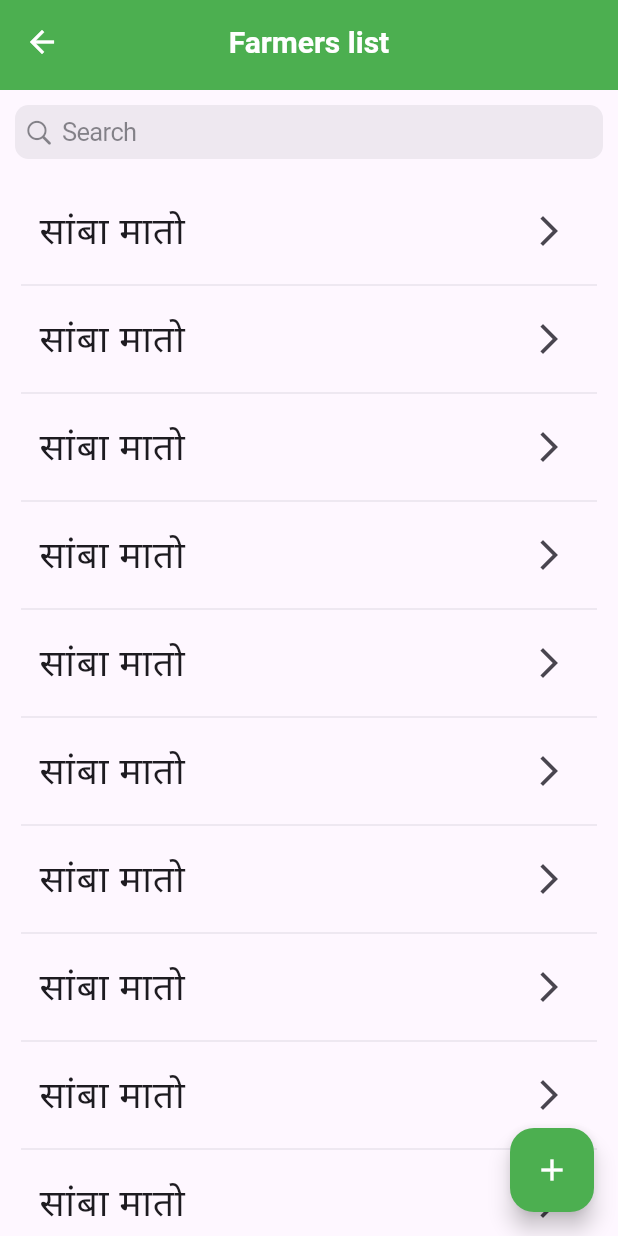
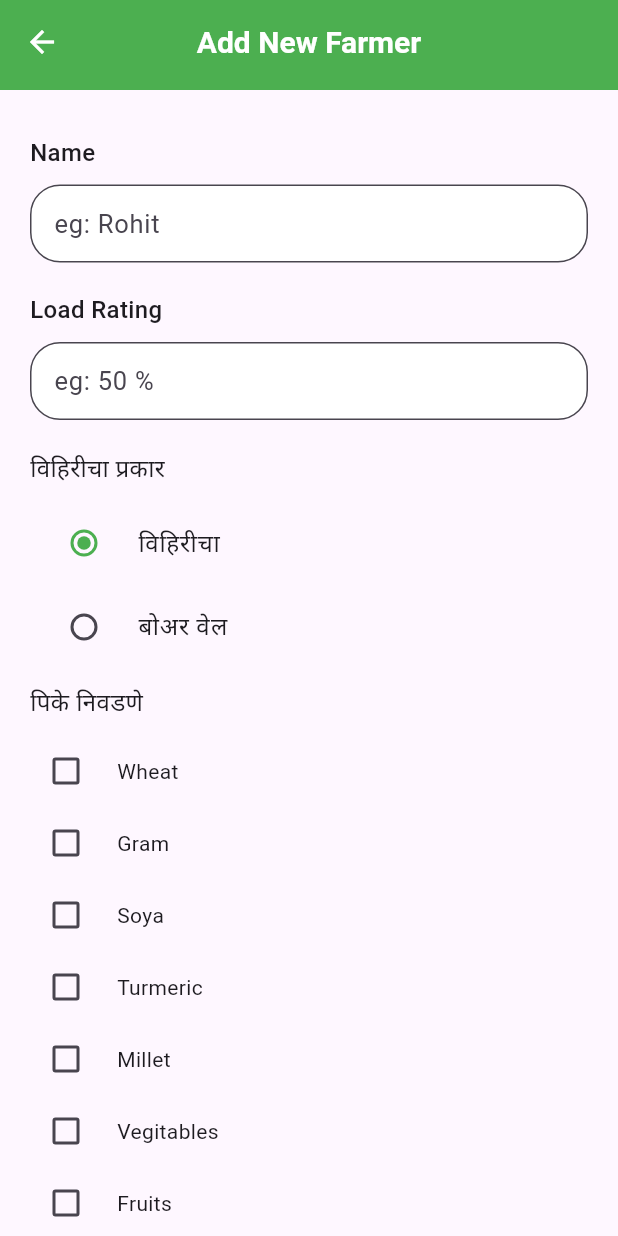
Before and after one commit to Nibzz007/Load-Management, a Flutter app: the FarmersListScreen screen opened directly, after a tap on the "add" icon, on a phone screen of 412 x 824 dp. Run offline on Flutter 3.47's test engine with Material 2 defaults, Android fonts, the phone set to English and light mode, and no system bars; our stand-ins replace flutter_datetime_picker_plus, get.

Commit message:
ui completed

```diff
--- a/lib/main.dart
+++ b/lib/main.dart
@@ -1,5 +1,6 @@
 import 'package:flutter/material.dart';
 import 'package:flutter/services.dart';
+import 'package:get/get.dart';
 import 'package:load_management/src/view/splash_screen.dart';
 
 void main() {
@@ -15,7 +16,7 @@ class MyApp extends StatelessWidget {
       onTap: () {
         SystemChannels.textInput.invokeMethod('TextInput.hide');
       },
-      child: MaterialApp(
+      child: GetMaterialApp(
         theme: ThemeData(useMaterial3: true),
         debugShowCheckedModeBanner: false,
         home: const SplashScreen(),
--- /dev/null
+++ b/lib/src/controller/load_management_controller.dart
@@ -0,0 +1,16 @@
+import 'package:get/get.dart';
+
+class LoadManagementController extends GetxController {
+  // CheckBox
+  RxList<bool> checkboxStates = List.generate(8, (_) => false).obs;
+  List<String> crops = [
+    'Wheat',
+    'Gram',
+    'Soya',
+    'Turmeric',
+    'Millet',
+    'Vegitables',
+    'Fruits',
+    'Others',
+  ];
+}
--- /dev/null
+++ b/lib/src/view/farmerslist screen/add_new_farmer_screen.dart
@@ -0,0 +1,125 @@
+import 'package:flutter/material.dart';
+import 'package:get/get.dart';
+import 'package:load_management/core/app_color.dart';
+import 'package:load_management/core/app_sizes.dart';
+import 'package:load_management/src/controller/load_management_controller.dart';
+import 'package:load_management/src/view/farmerslist%20screen/farmers_list_screen.dart';
+import 'package:load_management/src/view/widgets/elevated_button_widget.dart';
+import 'package:load_management/src/view/widgets/text_form_field_widget.dart';
+import 'package:load_management/src/view/widgets/text_widget.dart';
+import '../widgets/common_appbar_widget.dart';
+
+class AddNewFarmerScreen extends StatelessWidget {
+  AddNewFarmerScreen({super.key});
+
+  final selectedOption = 0.obs;
+
+  void handleOptionChange(int value) {
+    selectedOption.value = value;
+  }
+
+  final LoadManagementController controller =
+      Get.put(LoadManagementController());
+
+  @override
+  Widget build(BuildContext context) {
+    return Scaffold(
+      appBar: const PreferredSize(
+        preferredSize: Size.fromHeight(60),
+        child: CommonAppbarWidget(
+          text: 'Add New Farmer',
+        ),
+      ),
+      body: SingleChildScrollView(
+        child: Padding(
+          padding: const EdgeInsets.symmetric(horizontal: 20),
+          child: Column(
+            crossAxisAlignment: CrossAxisAlignment.start,
+            children: [
+              kHeight30,
+              const TextWidget(text: 'Name'),
+              kHeight10,
+              TextFormFieldWidget(
+                hintText: 'eg: Rohit',
+                keyboardType: TextInputType.text,
+              ),
+              kHeight20,
+              const TextWidget(text: 'Load Rating'),
+              kHeight10,
+              TextFormFieldWidget(
+                hintText: 'eg: 50 %',
+                keyboardType: TextInputType.number,
+              ),
+              kHeight20,
+              const TextWidget(text: 'विहिरीचा प्रकार'),
+              kHeight10,
+              Column(
+                children: [
+                  Obx(
+                    () => RadioListTile(
+                      activeColor: kGreen,
+                      value: 0,
+                      groupValue: selectedOption.value,
+                      onChanged: (value) => handleOptionChange(value!),
+                      title: const Text('विहिरीचा'),
+                    ),
+                  ),
+                  Obx(
+                    () => RadioListTile(
+                      activeColor: kGreen,
+                      value: 1,
+                      groupValue: selectedOption.value,
+                      onChanged: (value) => handleOptionChange(value!),
+                      title: const Text('बोअर वेल'),
+                    ),
+                  ),
+                ],
+              ),
+              kHeight10,
+              const TextWidget(text: 'पिके निवडणे'),
+              kHeight10,
+              Column(
+                children: List.generate(
+                  8,
+                  (index) => Row(
+                    children: [
+                      Obx(
+                        () => Checkbox(
+                          activeColor: kGreen,
+                          value: controller.checkboxStates[index],
+                          onChanged: (value) {
+                            controller.checkboxStates[index] = value!;
+                          },
+                        ),
+                      ),
+                      kWidth10,
+                      Text(controller.crops[index]),
+                    ],
+                  ),
+                ),
+              ),
+              kHeight20,
+              Row(
+                mainAxisAlignment: MainAxisAlignment.center,
+                children: [
+                  ElevatedButtonWidget(
+                    backgroundColor: kGreen,
+                    onPressed: () {
+
+                    },
+                    text: 'Add',
+                    widget: const Icon(
+                      Icons.add_sharp,
+                      color: kWhite,
+                    ),
+                  ),
+                ],
+              ),
+              kHeight20,
+            ],
+          ),
+        ),
+      ),
+    );
+  }
+}
--- a/lib/src/view/farmerslist screen/farmers_list_screen.dart
+++ b/lib/src/view/farmerslist screen/farmers_list_screen.dart
@@ -3,6 +3,7 @@ import 'package:flutter/material.dart';
 import 'package:load_management/core/app_color.dart';
 import 'package:load_management/core/app_sizes.dart';
 import 'package:load_management/core/app_style.dart';
+import 'package:load_management/src/view/farmerslist%20screen/add_new_farmer_screen.dart';
 import 'package:load_management/src/view/farmerslist%20screen/farmer_irrigation_requirement_screen.dart';
 import 'package:load_management/src/view/widgets/common_appbar_widget.dart';
 
@@ -18,7 +19,13 @@ class FarmersListScreen extends StatelessWidget {
       ),
       floatingActionButton: FloatingActionButton(
         backgroundColor: kGreen,
-        onPressed: () {},
+        onPressed: () {
+          Navigator.of(context).push(
+            MaterialPageRoute(
+              builder: (context) => AddNewFarmerScreen(),
+            ),
+          );
+        },
         child: const Icon(
           Icons.add,
           color: kWhite,
--- a/lib/src/view/main screen/main_screen.dart
+++ b/lib/src/view/main screen/main_screen.dart
@@ -26,7 +26,7 @@ class MainScreen extends StatelessWidget {
               onTap: () {
                 Navigator.of(context).push(
                   MaterialPageRoute(
-                    builder: (context) => const NewScheduleScreen(),
+                    builder: (context) => NewScheduleScreen(),
                   ),
                 );
               },
--- a/lib/src/view/widgets/text_form_field_widget.dart
+++ b/lib/src/view/widgets/text_form_field_widget.dart
@@ -9,7 +9,9 @@ class TextFormFieldWidget extends StatelessWidget {
     required this.hintText,
     required this.keyboardType,
     this.obscureText = false,
-    this.fillColor = kWhite
+    this.fillColor = kWhite,
+    this.readOnly = false,
+    this.onTap, this.controller,
   });
 
   final Widget? prefixIcon;
@@ -17,14 +19,20 @@ class TextFormFieldWidget extends StatelessWidget {
   final TextInputType keyboardType;
   bool obscureText;
   final Color fillColor;
+  final void Function()? onTap;
+  final bool readOnly;
+  final TextEditingController? controller;
 
   @override
   Widget build(BuildContext context) {
     return TextFormField(
+      controller: controller,
+      onTap: onTap,
+      readOnly: readOnly,
       obscureText: obscureText,
       keyboardType: keyboardType,
       cursorHeight: 25,
-      style: const TextStyle(height: 1.2,fontSize: 17),
+      style: const TextStyle(height: 1.2, fontSize: 17),
       decoration: InputDecoration(
         floatingLabelStyle: textFormFieldStyle,
         filled: true,
```
Also changed, not shown: lib/src/controller/date_controller.dart (added, +33 -0 lines), lib/src/view/new schedule screen/new_schedule_screen.dart (+21 -3 lines), pubspec.yaml (+5 -16 lines), lib/src/controller/user_controller.dart (deleted), pubspec.lock.
